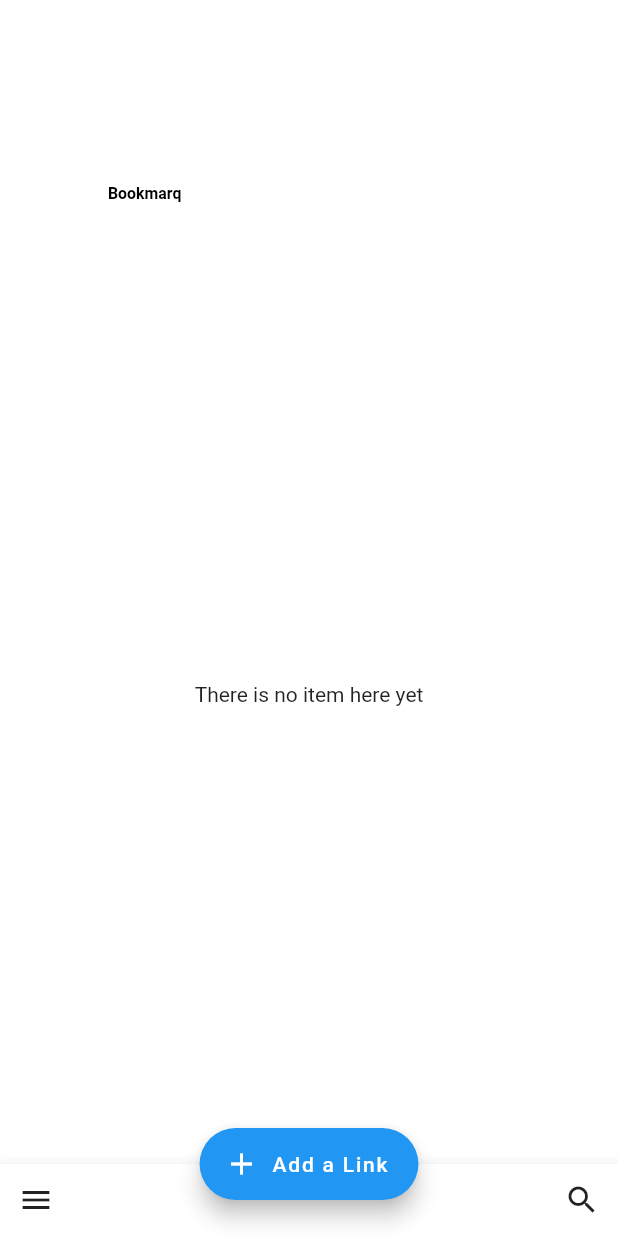
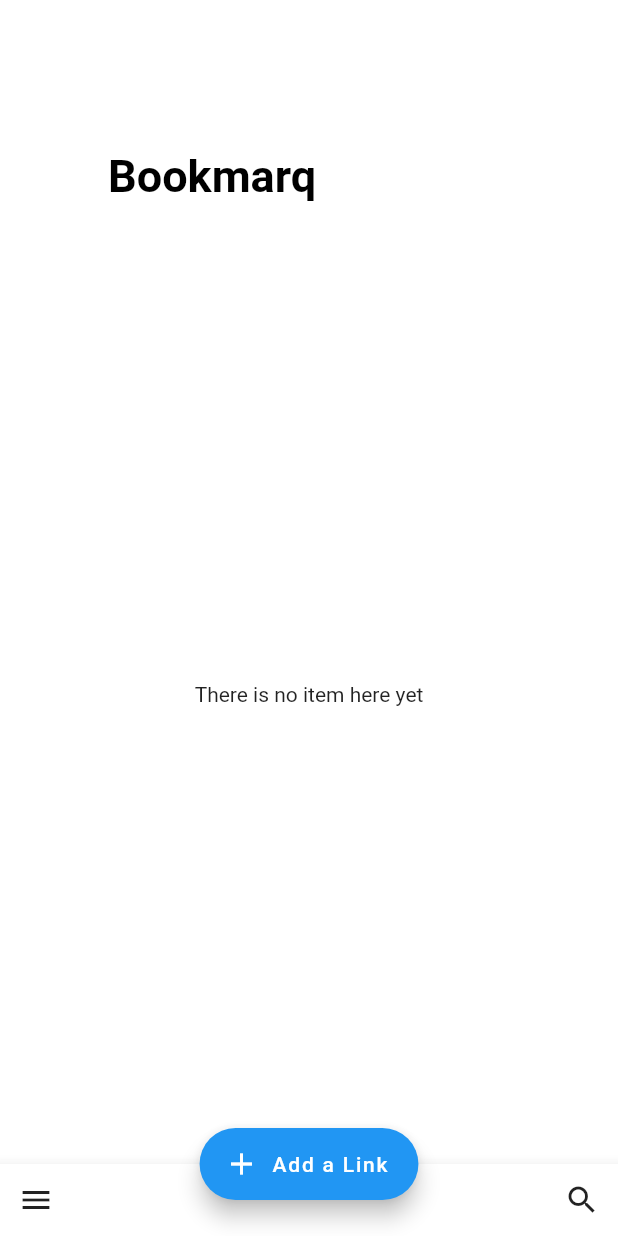
Before and after one commit to varunn12/Google-Task-Clone-Flutter, a Flutter app: the first screen one second after launch, on a phone screen of 412 x 824 dp. Run offline on Flutter 3.47's test engine with Material 2 defaults, Android fonts, the phone set to English and light mode, and no system bars.

```diff
--- a/lib/main.dart
+++ b/lib/main.dart
@@ -181,7 +181,7 @@ this.setState((){
     flexibleSpace: new FlexibleSpaceBar(
     title: new Text("Bookmarq",
     style: new TextStyle(
-                  fontSize: animation.value*20.0,
+                  fontSize: 20.0,
                   fontWeight: FontWeight.bold,
                   color: Colors.black,
                 ),),
```
